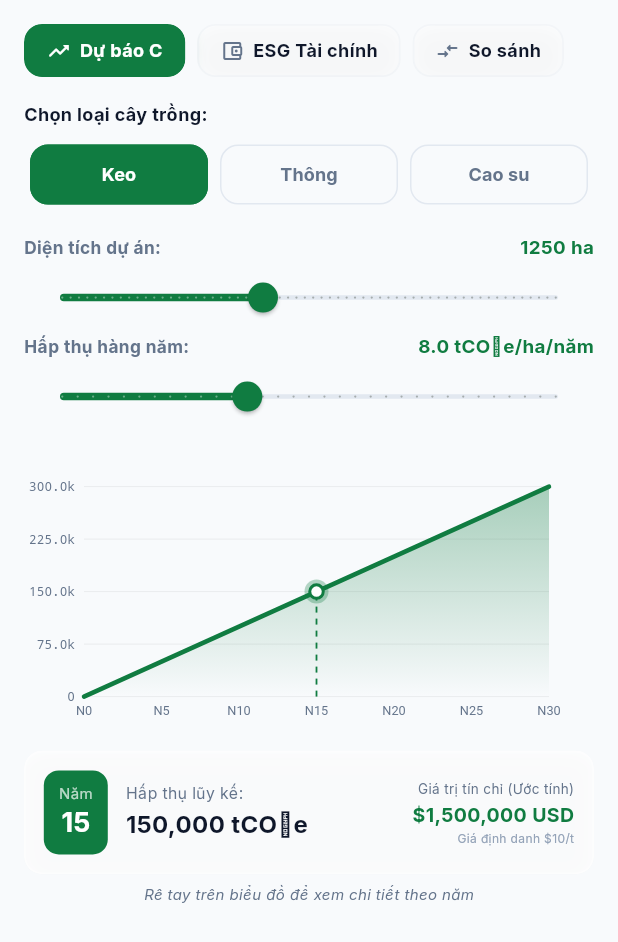
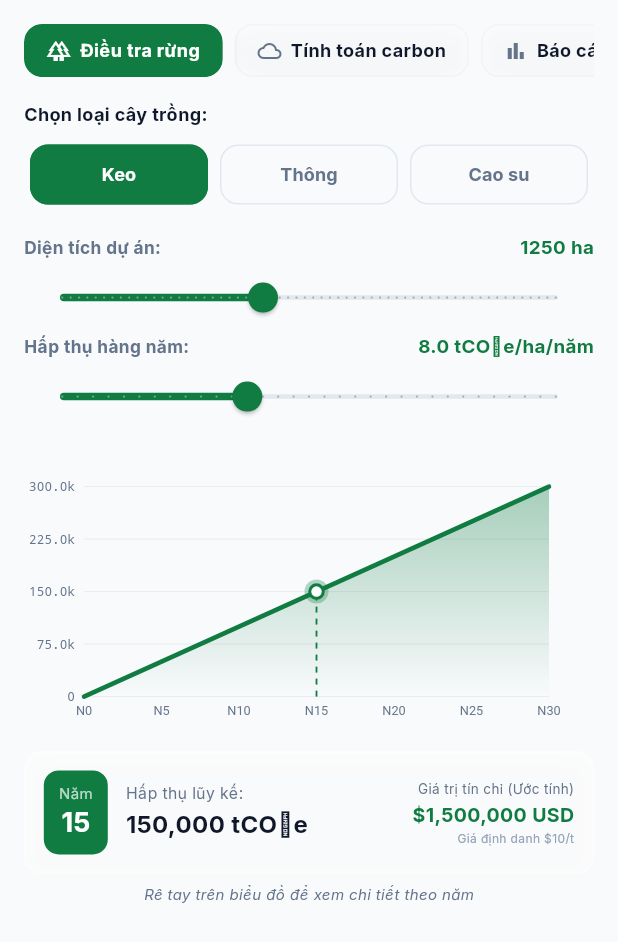
Before and after one commit to menvo-embedded/flutter-supervisor-forest, a Flutter app: the AnalyticsPage screen opened directly, on a phone screen of 412 x 824 dp. Shown: the top 942 px of the screen. Run offline on Flutter 3.47's test engine with Material 3 defaults, Android fonts, the phone set to English and light mode, and no system bars; our stand-ins replace dartz, dio, equatable, flutter_bloc, flutter_map, geolocator and 5 more; accounts and stored records are empty.

Commit message:
feat: sync github features and update analytics tabs

```diff
--- a/lib/presentation/home/pages/analytics_page.dart
+++ b/lib/presentation/home/pages/analytics_page.dart
@@ -25,13 +25,13 @@ class _AnalyticsPageState extends State<AnalyticsPage> {
         child: Column(
           crossAxisAlignment: CrossAxisAlignment.start,
           children: [
-            SingleChildScrollView(
+              SingleChildScrollView(
               scrollDirection: Axis.horizontal,
               child: Row(
                 children: [
-                  _buildSubTabButton(0, Icons.trending_up_rounded, 'Dự báo C', isDark),
-                  _buildSubTabButton(1, Icons.account_balance_wallet_outlined, 'ESG Tài chính', isDark),
-                  _buildSubTabButton(2, Icons.compare_arrows_rounded, 'So sánh', isDark),
+                  _buildSubTabButton(0, Icons.forest_outlined, 'Điều tra rừng', isDark),
+                  _buildSubTabButton(1, Icons.cloud_outlined, 'Tính toán carbon', isDark),
+                  _buildSubTabButton(2, Icons.bar_chart_outlined, 'Báo cáo', isDark),
                 ],
               ),
             ),
--- a/lib/presentation/home/pages/home_shell.dart
+++ b/lib/presentation/home/pages/home_shell.dart
@@ -1,6 +1,7 @@
 import 'package:flutter/material.dart';
 import 'package:flutter_bloc/flutter_bloc.dart';
 import '../../../core/theme/app_colors.dart';
+import '../../../domain/auth/entities/user_entity.dart';
 import '../../auth/bloc/auth_bloc.dart';
 import '../../auth/bloc/auth_state.dart';
 import '../../logbook/bloc/logbook_bloc.dart';
@@ -17,6 +18,7 @@ import '../../sync/widgets/sync_status_banner.dart';
 import 'analytics_page.dart';
 import 'dashboard_page.dart';
 import 'gis_map_page.dart';
+import '../../project/pages/project_list_page.dart';
 
 /// Khung điều hướng chính - Bottom Navigation thay đổi theo VAI TRÒ (RBAC)
 /// - forest_worker  : Trang chủ / Nhật ký / Check-in / Hồ sơ            (4 tab)
@@ -74,14 +76,16 @@ class _HomeShellState extends State<HomeShell> {
       pages = [
         DashboardPage(user: user),
         const GisMapPage(),
+        ProjectListPage(user: {'role': user.role.apiValue, 'fullName': user.fullName}),
         const AnalyticsPage(),
         LogbookListPage(user: user),
         ProfilePage(user: user),
       ];
-      titles = const ['Tổng quan', 'Bản đồ', 'Phân tích', 'Nhật ký', 'Hồ sơ'];
+      titles = const ['Tổng quan', 'Bản đồ', 'Dự án', 'Phân tích', 'Nhật ký', 'Hồ sơ'];
       items = const [
         BottomNavigationBarItem(icon: Icon(Icons.dashboard_outlined), activeIcon: Icon(Icons.dashboard_rounded), label: 'Tổng quan'),
         BottomNavigationBarItem(icon: Icon(Icons.map_outlined), activeIcon: Icon(Icons.map_rounded), label: 'Bản đồ'),
+        BottomNavigationBarItem(icon: Icon(Icons.park_outlined), activeIcon: Icon(Icons.park_rounded), label: 'Dự án'),
         BottomNavigationBarItem(icon: Icon(Icons.analytics_outlined), activeIcon: Icon(Icons.analytics_rounded), label: 'Phân tích'),
         BottomNavigationBarItem(icon: Icon(Icons.menu_book_outlined), activeIcon: Icon(Icons.menu_book_rounded), label: 'Nhật ký'),
         BottomNavigationBarItem(icon: Icon(Icons.person_outline_rounded), activeIcon: Icon(Icons.person_rounded), label: 'Hồ sơ'),
```
Also changed, not shown: lib/presentation/home/widgets/logbook_tile.dart (+2 -5 lines).
